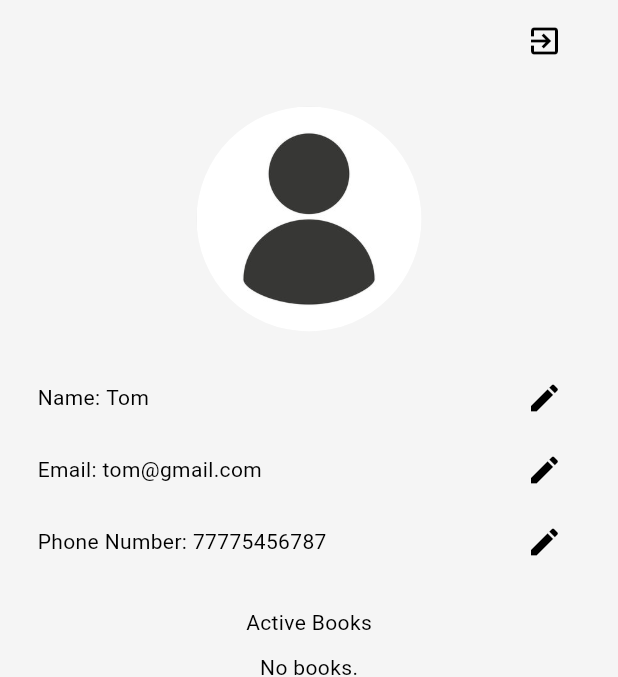
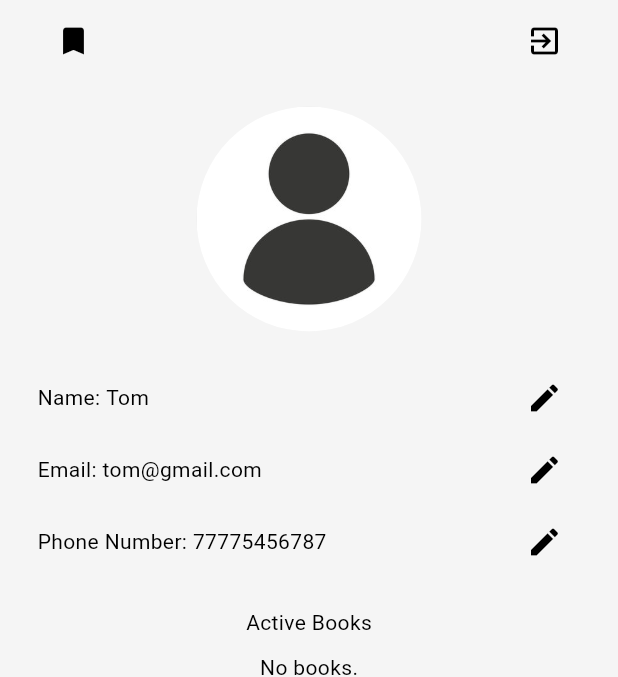
Before and after one commit to baukamobile/book_swap_ai, a Flutter app: the screen it shows after launch, item 5 of the bottom bar chosen, on a phone screen of 412 x 824 dp, the part 63-740 px from its top. Run offline on Flutter 3.47's test engine with Material 3 defaults, Android fonts, the light colour scheme and no system bars; our stand-ins replace dash_chat_2, flutter_bloc, flutter_dotenv, flutter_gemini, flutter_spinkit, image_picker; missing offline and left inert: chat_gpt_sdk; network calls fail.

Commit message:
adjusting icon bookmark

```diff
--- a/lib/pages/profile.dart
+++ b/lib/pages/profile.dart
@@ -79,18 +79,53 @@ class _ProfilePageState extends State<ProfilePage> {
           padding: const EdgeInsets.all(25.0),
           child: ListView(
             children: [
+
               Padding(
                 padding: const EdgeInsets.symmetric(vertical: 20),
-                child: Align(
-                  alignment: Alignment.topRight,
-                  child: IconButton(
+                child:Row(
+  mainAxisAlignment: MainAxisAlignment.spaceBetween, // Adjust horizontal alignment
+  crossAxisAlignment: CrossAxisAlignment.center, // Adjust vertical alignment
+  children: [
+    IconButton(
+      onPressed: () {
+        Navigator.of(context).push(MaterialPageRoute(builder: (context) => LoginPage()));
+      },
+      icon: Icon(Icons.bookmark),
+    ),
+    IconButton(
       onPressed: () {
         Navigator.of(context).push(MaterialPageRoute(builder: (context) => LoginPage()));
       },
       icon: Icon(Icons.exit_to_app),
     ),
+  ],
 ),
               ),
+
+              //    Align(
+              //     alignment: Alignment.topRight,
+              //     child: IconButton(
+              //       onPressed: () {
+              //         Navigator.of(context).push(MaterialPageRoute(builder: (context) => LoginPage()));
+              //       },
+              //       icon: Icon(Icons.exit_to_app),
+              //     ),
+              //   ),
+              // ),
+              // Padding(
+              //   padding: const EdgeInsets.symmetric(vertical: 20),
+              //   child: Align(
+              //     alignment: Alignment.topLeft,
+              //     child: IconButton(
+              //       onPressed: () {
+              //         Navigator.of(context).push(MaterialPageRoute(builder: (context) => LoginPage()));
+              //       },
+              //       icon: Icon(Icons.bookmark),
+              //     ),
+              //   ),
+              // ),
+
+
               Column(
                 mainAxisAlignment: MainAxisAlignment.center,
                 children: [
```
Lines whose indentation alone changed are shown as unchanged.
